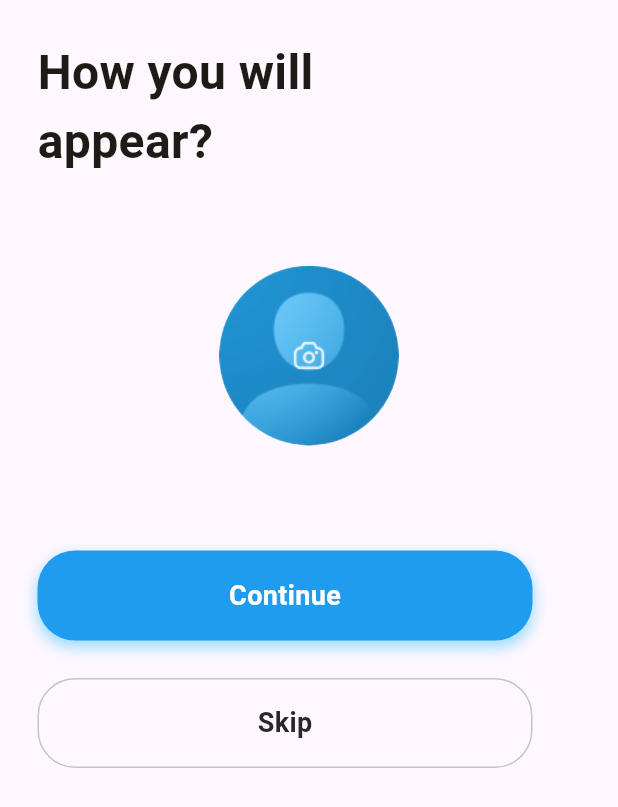
After one commit to MuhammadAmirKhan-57/newzler_app, a Flutter app: the ProfileScreen screen opened directly, on a phone screen of 412 x 824 dp. The commit adds this screen. Shown: the top 807 px of the screen. Run offline on Flutter 3.47's test engine with Material 3 defaults, Android fonts, the phone set to English and light mode, and no system bars; our stand-ins replace image_picker, smooth_page_indicator.

Commit message:
Profile Screen

```diff
--- a/lib/view/onBoarding/onboarding_screen.dart
+++ b/lib/view/onBoarding/onboarding_screen.dart
@@ -1,4 +1,5 @@
 import 'package:flutter/material.dart';
+import 'package:newzler_app/auth/signup_screen.dart';
 import 'package:newzler_app/models/boarding_model.dart';
 import 'package:newzler_app/provider/theme_provider.dart';
 import 'package:provider/provider.dart';
@@ -105,7 +106,7 @@ class OnBoardingScreen extends StatelessWidget {
           SizedBox(height: screenHeight * 0.10),
 
           GestureDetector(
-            onTap: () {},
+            onTap: () => Navigator.push(context, MaterialPageRoute(builder: (context) => SignUpScreen())),
             child: Container(
               height: screenHeight * 0.065,
               width: screenWidth * 0.8,
--- /dev/null
+++ b/lib/view/profile/profile_screen.dart
@@ -0,0 +1,98 @@
+import 'dart:io';
+import 'package:flutter/material.dart';
+import 'package:image_picker/image_picker.dart';
+import 'package:newzler_app/provider/theme_provider.dart';
+import 'package:newzler_app/widgets/custom_button.dart';
+import 'package:provider/provider.dart';
+
+class ProfileScreen extends StatefulWidget {
+  const ProfileScreen({super.key});
+
+  @override
+  State<ProfileScreen> createState() => _ProfileScreenState();
+}
+
+class _ProfileScreenState extends State<ProfileScreen> {
+  File? file;
+  Future<void> pickedImage() async {
+    final pickedFile = await ImagePicker().pickImage(
+      source: ImageSource.gallery,
+    );
+    if (pickedFile != null) {
+      setState(() {
+        file = File(pickedFile.path);
+      });
+    }
+  }
+
+  @override
+  Widget build(BuildContext context) {
+    final isDarkTheme = Provider.of<ThemeProvider>(context).selectedTheme == 'Night';
+    return Scaffold(
+      body: SafeArea(
+        child: Padding(
+          padding: const EdgeInsets.all(25.0),
+          child: Column(
+            crossAxisAlignment: CrossAxisAlignment.start,
+            children: [
+              Text(
+                'How you will\nappear?',
+                style: TextStyle(
+                  fontSize: 32,
+                  fontWeight: FontWeight.w600,
+                  color: isDarkTheme ? Colors.white : Color(0xff1E1A15),
+                ),
+              ),
+              SizedBox(height: 60),
+              GestureDetector(
+                onTap: pickedImage,
+                child: Center(
+                  child: ClipOval(
+                    child: file != null
+                        ? Image.file(
+                            file!,
+                            width: 120,
+                            height: 120,
+                            fit: BoxFit.cover,
+                          )
+                        : Image.asset(
+                            'assets/images/prof.png',
+                            width: 120,
+                            height: 120,
+                            fit: BoxFit.cover,
+                          ),
+                  ),
+                ),
+              ),
+              SizedBox(height: 70),
+              CustomButton(
+                color: Color.fromRGBO(32, 156, 238, 1),
+                text: 'Continue',
+                borderRadius: BorderRadius.circular(25),
+                boxShadow: [
+                  BoxShadow(
+                    blurRadius: 7,
+                    spreadRadius: 1,
+                    offset: Offset(0, 4),
+                    color: Colors.lightBlueAccent.withValues(alpha: 0.5),
+                  ),
+                ],
+                onTap: () {},
+                textColor: Color(0xffFFFFFF),
+              ),
+              SizedBox(height: 25),
+              CustomButton(
+                text: 'Skip',
+                color:  Colors.transparent,
+                textColor: isDarkTheme ? Colors.white : Color(0xff27272E),
+                borderRadius: BorderRadius.circular(25),
+                border: Border.all(color: Color(0xffC4C4C4)),
+                onTap: () => Navigator.pop(context),
+              ),
+            ],
+          ),
+        ),
+      ),
+    );
+  }
+}
--- a/pubspec.yaml
+++ b/pubspec.yaml
@@ -17,6 +17,7 @@ dependencies:
   cupertino_icons: ^1.0.8
   provider: ^6.1.5
   smooth_page_indicator: ^1.2.1
+  image_picker: ^1.2.0
 
 dev_dependencies:
   flutter_test:
```
Also changed, not shown: pubspec.lock, 5 other files.
